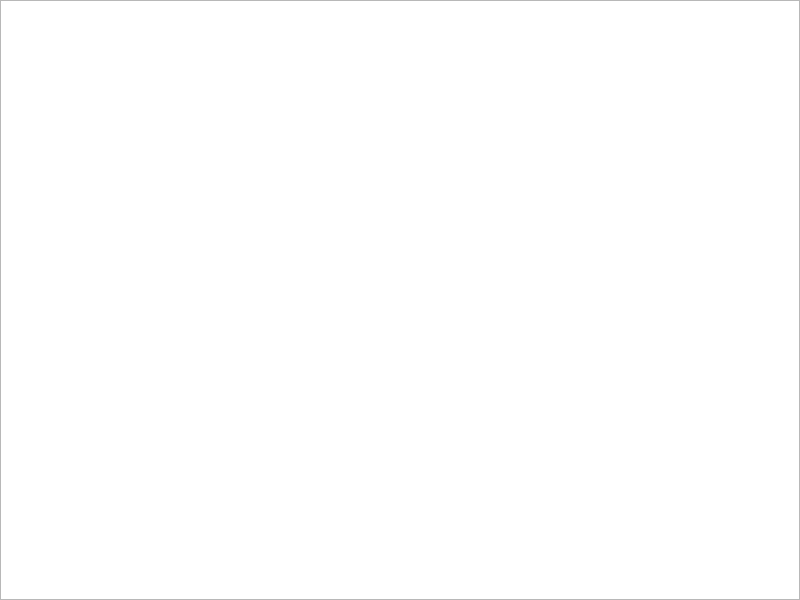
xlbatross/pacman, file mainwidget.ui: the form before one commit.
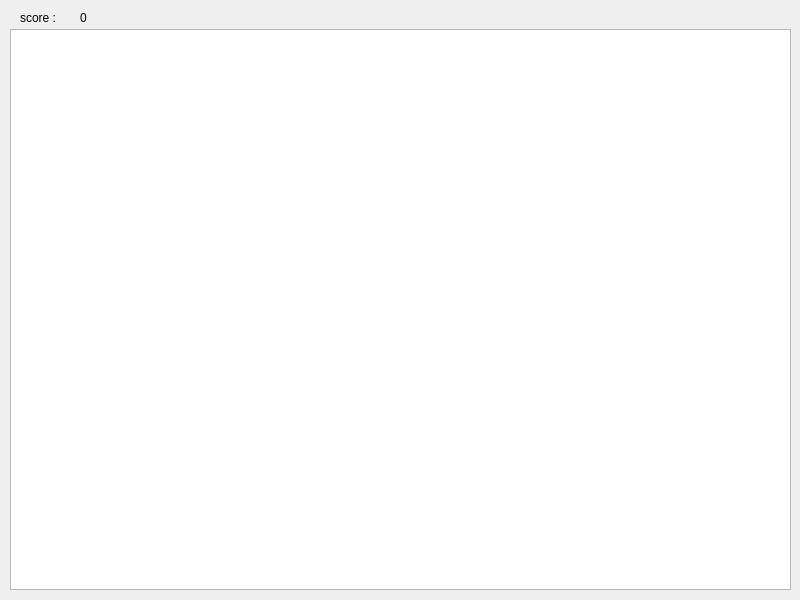
The form after the commit.

Diff of the .ui file:
```diff
--- a/mainwidget.ui
+++ b/mainwidget.ui
@@ -16,13 +16,39 @@
   <widget class="QGraphicsView" name="graphicsView">
    <property name="geometry">
     <rect>
-     <x>0</x>
-     <y>0</y>
-     <width>800</width>
-     <height>600</height>
+     <x>10</x>
+     <y>29</y>
+     <width>781</width>
+     <height>561</height>
     </rect>
    </property>
   </widget>
+  <widget class="QLabel" name="label">
+   <property name="geometry">
+    <rect>
+     <x>20</x>
+     <y>10</y>
+     <width>48</width>
+     <height>16</height>
+    </rect>
+   </property>
+   <property name="text">
+    <string>score :</string>
+   </property>
+  </widget>
+  <widget class="QLabel" name="labelScore">
+   <property name="geometry">
+    <rect>
+     <x>80</x>
+     <y>10</y>
+     <width>48</width>
+     <height>16</height>
+    </rect>
+   </property>
+   <property name="text">
+    <string>0</string>
+   </property>
+  </widget>
  </widget>
  <resources/>
  <connections/>
```
